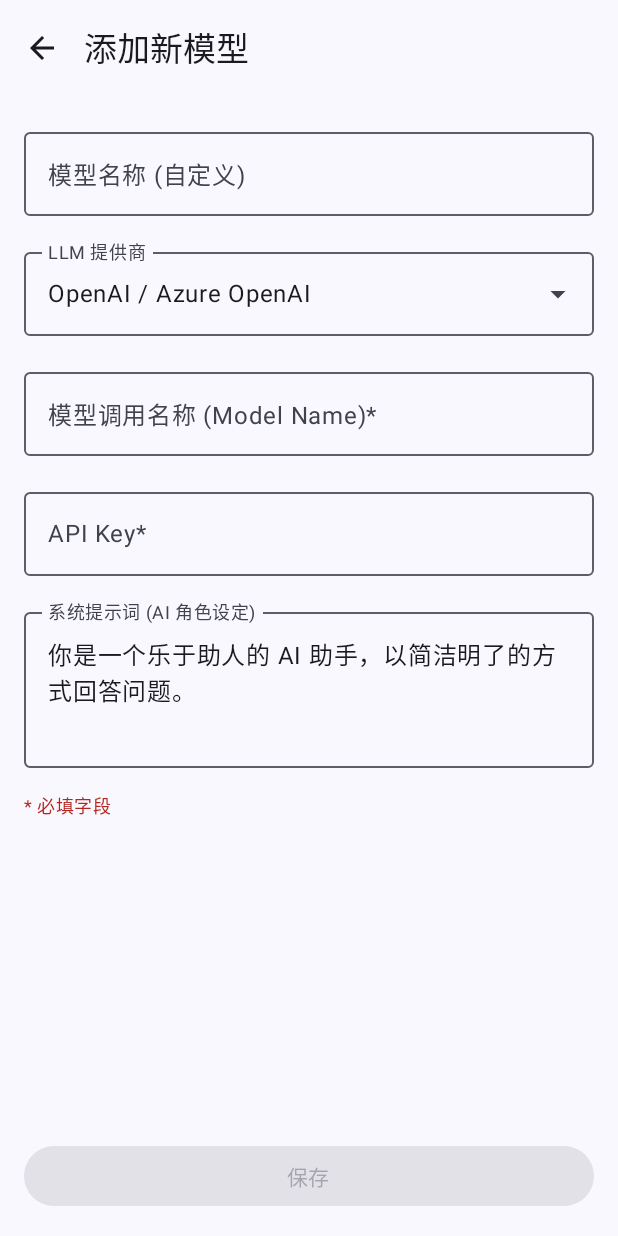
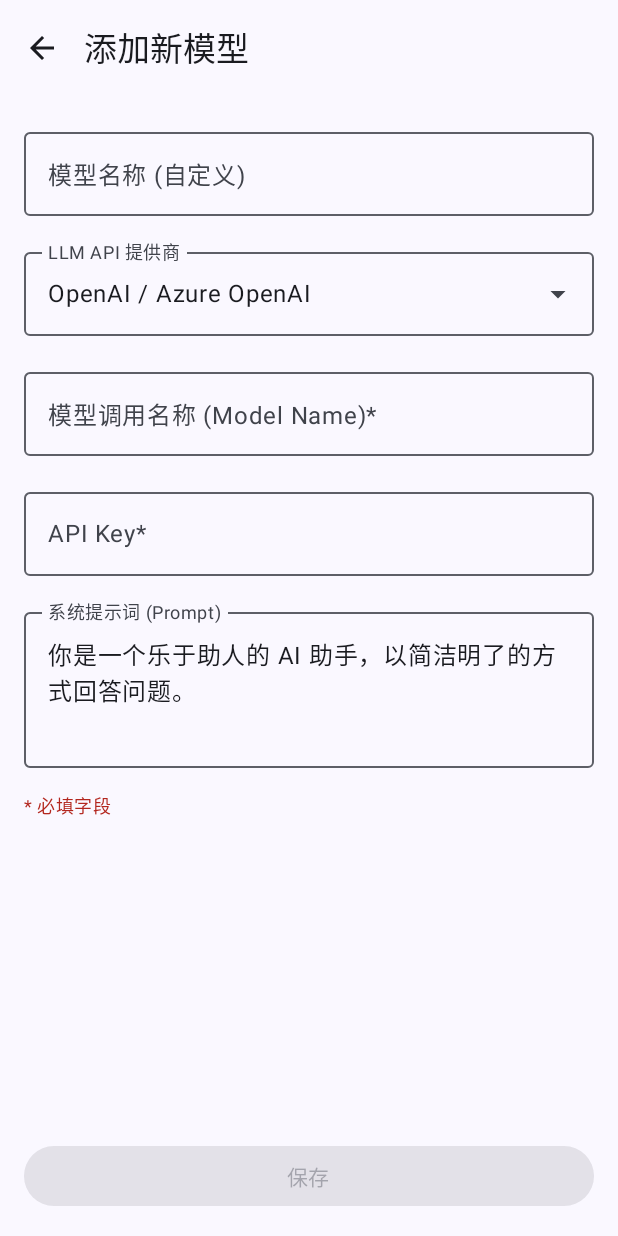
Before and after one commit to HOE-Team/OpenDroidChat, an Android app built with Jetpack Compose: the composable ModelEditScreen called with empty values, on a phone screen of 412 x 824 dp. Run offline under Robolectric (Android 15) with nearby library versions, the phone set to English and light mode, and no system bars; libraries missing offline, so code that uses them is left out: dev.jeziellago.compose.

Commit message:
修改界面文本内容
fix:修改了程序界面大部分文本内容

```diff
--- a/app/src/main/java/com/hoeteam/opendroidchat/data/LlmConfig.kt
+++ b/app/src/main/java/com/hoeteam/opendroidchat/data/LlmConfig.kt
@@ -20,7 +20,7 @@ data class LlmModel(
     val provider: LlmProvider,
     val apiKey: String,
     val modelName: String,
-    val systemPrompt: String = "你是一个乐于助人的 AI 助手，以简洁明了的方式回答问题。",
+    val systemPrompt: String, // 系统默认的提示词，这里没有加则意味着我想让用户自己选择加不加/怎么加
     val customApiUrl: String? = null,
     val appId: String? = null
 )
--- a/app/src/main/java/com/hoeteam/opendroidchat/network/LlmApiService.kt
+++ b/app/src/main/java/com/hoeteam/opendroidchat/network/LlmApiService.kt
@@ -92,7 +92,7 @@ class LlmApiService {
             }.body()
 
             // 4. 提取响应文本
-            return response.choices.firstOrNull()?.message?.content ?: "未能获取到 LLM 响应。"
+            return response.choices.firstOrNull()?.message?.content ?: "未能获取到 LLM API 响应。"
 
         } catch (e: Exception) {
             val errorDetails = when (e) {
--- a/app/src/main/java/com/hoeteam/opendroidchat/ui/ChatScreen.kt
+++ b/app/src/main/java/com/hoeteam/opendroidchat/ui/ChatScreen.kt
@@ -338,6 +338,6 @@ fun LoadingIndicator() {
             color = MaterialTheme.colorScheme.primary
         )
         Spacer(Modifier.width(8.dp))
-        Text("LLM 正在输入...", style = MaterialTheme.typography.bodySmall)
+        Text("正在等待 LLM API 响应...", style = MaterialTheme.typography.bodySmall)
     }
 }
--- a/app/src/main/java/com/hoeteam/opendroidchat/ui/ModelEditScreen.kt
+++ b/app/src/main/java/com/hoeteam/opendroidchat/ui/ModelEditScreen.kt
@@ -94,7 +94,7 @@ fun ModelEditScreen(
                 value = name,
                 onValueChange = { name = it },
                 label = { Text("模型名称 (自定义)") },
-                placeholder = { Text("例如：我的 Qwen, 公司内部大模型") },
+                placeholder = { Text("例如：我的Qwen") },
                 modifier = Modifier.fillMaxWidth()
             )
 
@@ -107,7 +107,7 @@ fun ModelEditScreen(
                     value = provider.displayName,
                     onValueChange = {},
                     readOnly = true,
-                    label = { Text("LLM 提供商") },
+                    label = { Text("LLM API 提供商") },
                     trailingIcon = {
                         ExposedDropdownMenuDefaults.TrailingIcon(expanded = expanded)
                     },
@@ -188,8 +188,8 @@ fun ModelEditScreen(
             OutlinedTextField(
                 value = systemPrompt,
                 onValueChange = { systemPrompt = it },
-                label = { Text("系统提示词 (AI 角色设定)") },
-                placeholder = { Text("输入 LLM 的初始指令，定义 AI 的行为。") },
+                label = { Text("系统提示词 (Prompt)") },
+                placeholder = { Text("输入 LLM 的初始指令，自定义语言模型的行为。") },
                 maxLines = 5,
                 minLines = 3,
                 modifier = Modifier.fillMaxWidth()
--- a/app/src/main/java/com/hoeteam/opendroidchat/viewmodel/ChatViewModel.kt
+++ b/app/src/main/java/com/hoeteam/opendroidchat/viewmodel/ChatViewModel.kt
@@ -50,7 +50,7 @@ class ChatViewModel(
         val currentText = _inputText.value.trim()
 
         if (currentModel == null || currentModel.apiKey.isBlank() || currentModel.modelName.isBlank()) {
-            viewModelScope.launch { _errorState.emit("请先配置有效的 LLM 模型！") }
+            viewModelScope.launch { _errorState.emit("请先配置有效的 LLM API 实例！") }
             return
         }
 
@@ -63,7 +63,7 @@ class ChatViewModel(
 
         viewModelScope.launch {
             val apiMessages = _messages.value
-                .filter { !it.text.contains("LLM 响应出错") }
+                .filter { !it.text.contains("LLM API 响应出错") }
                 .map {
                     ApiMessage(
                         role = if (it.sender == Sender.USER) "user" else "assistant",
@@ -78,7 +78,7 @@ class ChatViewModel(
                 _messages.update { it + llmMessage }
 
             } catch (e: Exception) {
-                val errorMessage = "LLM 响应出错: ${e.message ?: "未知错误"}"
+                val errorMessage = "LLM API 响应出错: ${e.message ?: "未知错误"}"
                 val errorMsgForUi = Message(text = errorMessage, sender = Sender.LLM)
                 _messages.update { it + errorMsgForUi }
                 _errorState.emit("API 调用失败：${e.localizedMessage}")
```
Also changed, not shown: app/src/main/java/com/hoeteam/opendroidchat/ui/ModelSettingsScreen.kt (+7 -7 lines).
